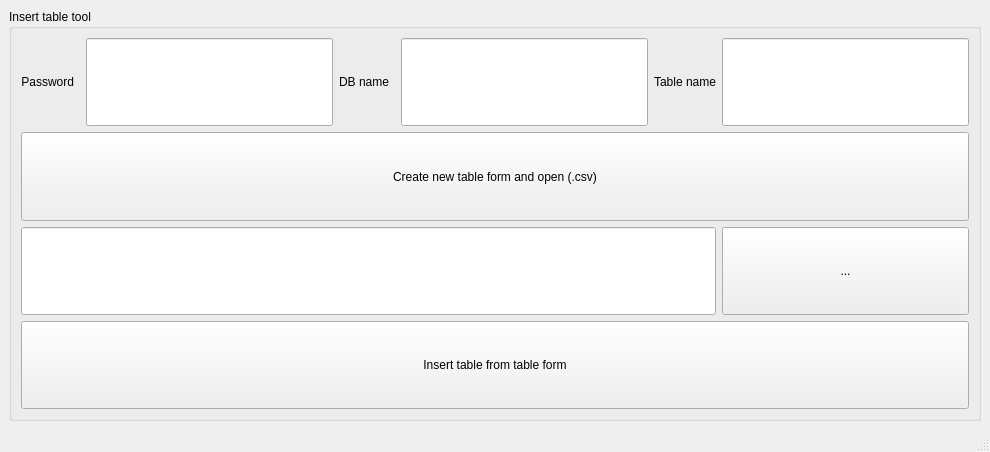
Qt form gui/main.ui (aojiswag/mysqltools) before a commit.
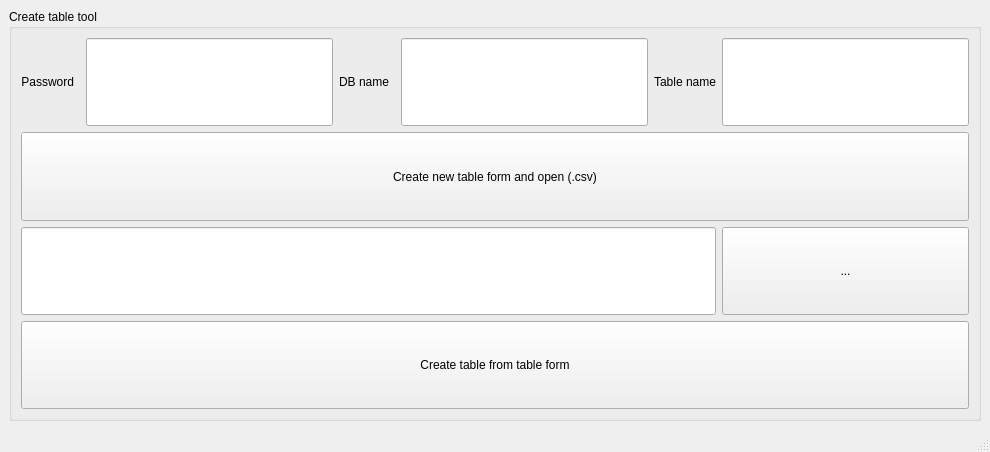
The same form after that commit.

Commit message: col, datatype, datalen create table implementation

Diff of the .ui file:
```diff
--- a/gui/main.ui
+++ b/gui/main.ui
@@ -21,7 +21,7 @@
     <item row="0" column="0">
      <widget class="QGroupBox" name="group_box_insert_table_tool">
       <property name="title">
-       <string>Insert table tool</string>
+       <string>Create table tool</string>
       </property>
       <layout class="QGridLayout" name="gridLayout_3">
        <item row="0" column="0">
@@ -148,7 +148,7 @@
             </sizepolicy>
            </property>
            <property name="text">
-            <string>Insert table from table form</string>
+            <string>Create table from table form</string>
            </property>
           </widget>
          </item>
```
Left out of the diff: 2 changed lines with no effect on the pictures. The commit also changes 2 other files.
